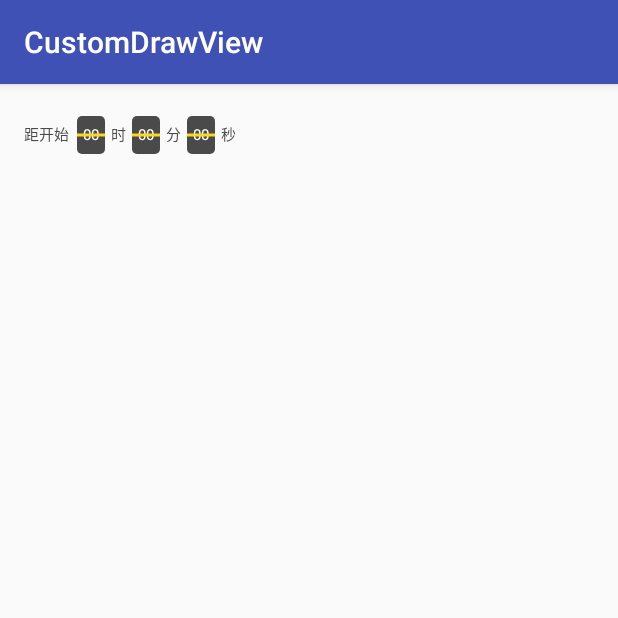
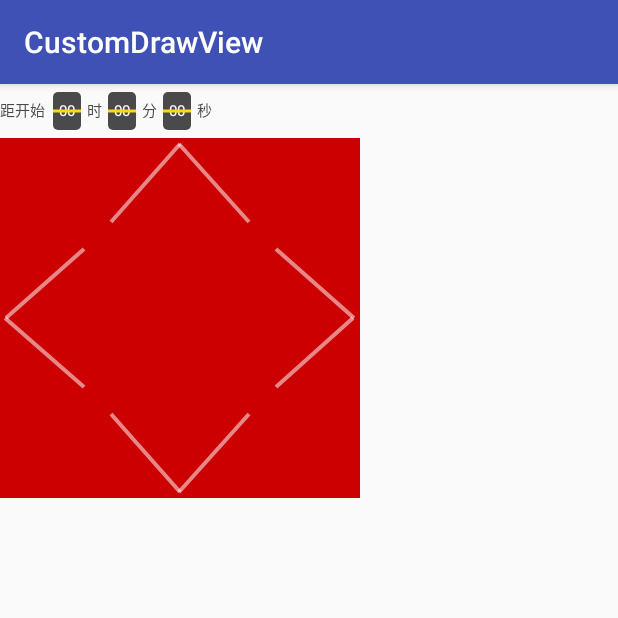
Before and after one commit to phoche/CustomDrawView, an Android app: the screen it shows after launch (MainActivity), on a phone screen of 412 x 824 dp, the top half of it. Run offline under Robolectric (Android 15) with nearby library versions, the phone set to English and light mode, and no system bars; our stand-ins replace ButterKnife.

Commit message:
添加自定义箭头, 支持方向设置

```diff
--- /dev/null
+++ b/app/src/main/java/com/phoche/ScreenSizeUtils.java
@@ -0,0 +1,28 @@
+package com.phoche;
+
+import android.content.Context;
+import android.support.annotation.Nullable;
+
+/**
+ * Create by phoche on 2017/7/5
+ */
+public class ScreenSizeUtils {
+
+    /**
+     * 根据手机的分辨率从 px(像素) 的单位 转成为 dp
+     */
+    public static int px2dip(@Nullable Context context, float pxValue) {
+        final float scale = context.getResources().getDisplayMetrics().density;
+        return (int) (pxValue / scale + 0.5f);
+    }
+
+    /**
+     * 根据手机的分辨率从 dip 的单位 转成为 px(像素)
+     */
+    public static int dip2px(@Nullable Context context, float dpValue) {
+        final float scale = context.getResources().getDisplayMetrics().density;
+        return (int) (dpValue * scale + 0.5f);
+    }
+
+
+}
--- a/app/src/main/java/com/phoche/customdrawview/MainActivity.java
+++ b/app/src/main/java/com/phoche/customdrawview/MainActivity.java
@@ -2,21 +2,67 @@ package com.phoche.customdrawview;
 
 import android.os.Bundle;
 import android.support.v7.app.AppCompatActivity;
+import android.view.View;
 
+import com.phoche.customdrawview.customview.ArrowView;
 import com.phoche.customdrawview.customview.CountDownView;
 
 import butterknife.Bind;
 import butterknife.ButterKnife;
+import butterknife.OnClick;
 
 public class MainActivity extends AppCompatActivity {
 
     @Bind(R.id.countdown)
     CountDownView mCountdown;
 
+    @Bind(R.id.av1)
+    ArrowView mUpArrow;
+
+    @Bind(R.id.av2)
+    ArrowView mDownArrow;
+
+    @Bind(R.id.av3)
+    ArrowView mLeftArrow;
+
+    @Bind(R.id.av4)
+    ArrowView mRightArrow;
     @Override
     protected void onCreate(Bundle savedInstanceState) {
+
         super.onCreate(savedInstanceState);
         setContentView(R.layout.activity_main);
         ButterKnife.bind(this);
     }
+
+    @OnClick({R.id.av1, R.id.av2, R.id.av3, R.id.av4})
+    public void onClick(View view) {
+        switch (view.getId()) {
+            case R.id.av1:
+                mUpArrow.setLineColor(ArrowView.COLOR_HIGH_LIGHT);
+                mDownArrow.setLineColor(ArrowView.COLOR_NORMAL);
+                mLeftArrow.setLineColor(ArrowView.COLOR_NORMAL);
+                mRightArrow.setLineColor(ArrowView.COLOR_NORMAL);
+                break;
+            case R.id.av2:
+                mUpArrow.setLineColor(ArrowView.COLOR_NORMAL);
+                mDownArrow.setLineColor(ArrowView.COLOR_HIGH_LIGHT);
+                mLeftArrow.setLineColor(ArrowView.COLOR_NORMAL);
+                mRightArrow.setLineColor(ArrowView.COLOR_NORMAL);
+                break;
+            case R.id.av3:
+                mUpArrow.setLineColor(ArrowView.COLOR_NORMAL);
+                mDownArrow.setLineColor(ArrowView.COLOR_NORMAL);
+                mLeftArrow.setLineColor(ArrowView.COLOR_HIGH_LIGHT);
+                mRightArrow.setLineColor(ArrowView.COLOR_NORMAL);
+                break;
+            case R.id.av4:
+                mUpArrow.setLineColor(ArrowView.COLOR_NORMAL);
+                mDownArrow.setLineColor(ArrowView.COLOR_NORMAL);
+                mLeftArrow.setLineColor(ArrowView.COLOR_NORMAL);
+                mRightArrow.setLineColor(ArrowView.COLOR_HIGH_LIGHT);
+                break;
+        }
+
+    }
 }
--- /dev/null
+++ b/app/src/main/java/com/phoche/customdrawview/customview/ArrowView.java
@@ -0,0 +1,163 @@
+package com.phoche.customdrawview.customview;
+
+import android.content.Context;
+import android.content.res.TypedArray;
+import android.graphics.Canvas;
+import android.graphics.Paint;
+import android.util.AttributeSet;
+import android.view.View;
+
+import com.phoche.ScreenSizeUtils;
+import com.phoche.customdrawview.R;
+
+/**
+ * Create by qinpc on 2017/6/6
+ */
+public class ArrowView extends View {
+
+
+    public static final int DIRECTION_UPWARD = 0;
+    public static final int DIRECTION_DOWNWARD = 1;
+    public static final int DIRECTION_LEFTWARD = 2;
+    public static final int DIRECTION_RIGHTWARD = 3;
+
+    public static final int COLOR_GOODS_HIGH_LIGHT = 0xFFFAB74C;
+    public static final int COLOR_HIGH_LIGHT = 0xffffffff;
+    public static final int COLOR_NORMAL = 0x88ffffff;
+    private final Context mContext;
+
+    private int mHeight;
+    private int mWidth;
+    private Paint mPaint = new Paint();
+    private int mLineColor = COLOR_NORMAL;
+    private int mDirection = DIRECTION_UPWARD;
+
+    public ArrowView(Context context, AttributeSet attrs, int defStyleAttr) {
+        super(context, attrs, defStyleAttr);
+        mContext = context;
+        TypedArray typedArray = context.obtainStyledAttributes(attrs, R.styleable.ArrowView);
+        int direction = typedArray.getInteger(R.styleable.ArrowView_arrow_direction, 0);
+        switch (direction) {
+            case 0:
+                mDirection = DIRECTION_UPWARD;
+                break;
+            case 1:
+                mDirection = DIRECTION_DOWNWARD;
+                break;
+            case 2:
+                mDirection = DIRECTION_LEFTWARD;
+                break;
+            case 3:
+                mDirection = DIRECTION_RIGHTWARD;
+                break;
+        }
+
+        typedArray.recycle();
+    }
+
+    public ArrowView(Context context, AttributeSet attrs) {
+        this(context, attrs, 0);
+    }
+
+    public ArrowView(Context context) {
+        this(context, null);
+        setBackgroundColor(0x00000000);
+    }
+
+    public ArrowView(Context context, int direction) {
+        this(context);
+    }
+
+    @Override
+    protected void onMeasure(int widthMeasureSpec, int heightMeasureSpec) {
+        super.onMeasure(widthMeasureSpec, heightMeasureSpec);
+        mWidth = measureWidth(widthMeasureSpec);
+        mHeight = measureHeight(heightMeasureSpec);
+        setMeasuredDimension(mWidth, mHeight);
+    }
+
+    private int measureWidth(int widthMeasureSpec) {
+        int result = 0;
+        int defaultWidth = ScreenSizeUtils.dip2px(mContext, 20);
+        int mode = MeasureSpec.getMode(widthMeasureSpec);
+        int size = MeasureSpec.getSize(widthMeasureSpec);
+
+        if (mode == MeasureSpec.EXACTLY) {
+            result = size;
+        } else {
+            result = getPaddingLeft() + getPaddingRight() + defaultWidth;
+        }
+
+        return result;
+    }
+
+    /**
+     * 按照测量模式返回对应的大小
+     */
+    private int measureHeight(int heightMeasureSpec) {
+        int result = 0;
+        int defaultHeight = ScreenSizeUtils.dip2px(mContext, 16);
+        int mode = MeasureSpec.getMode(heightMeasureSpec);
+        int size = MeasureSpec.getSize(heightMeasureSpec);
+        if (mode == MeasureSpec.EXACTLY) {
+            // 精确模式
+            result = size;
+        } else {
+            // 计算需要的大小
+            result = getPaddingTop() + getPaddingBottom() + defaultHeight;
+        }
+        return result;
+    }
+
+    @Override
+    protected void onDraw(Canvas canvas) {
+        super.onDraw(canvas);
+        mPaint.setAntiAlias(true);
+        mPaint.setStrokeWidth(4);
+        mPaint.setColor(mLineColor);
+        float startX = getPaddingLeft();
+        float startY = getPaddingTop();
+        float middleX = (mWidth - startX - getPaddingRight()) / 2 + startX;
+        float middleY = 0;
+        float endX = mWidth - getPaddingRight();
+        float endY = 0;
+        switch (mDirection) {
+            case DIRECTION_UPWARD:
+                startY = mHeight - getPaddingBottom();
+                middleY = getPaddingTop();
+                endY = startY;
+                break;
+
+            case DIRECTION_DOWNWARD:
+                startY = getPaddingTop();
+                middleY = mHeight - getPaddingBottom();
+                endY = startY;
+                break;
+
+            case DIRECTION_LEFTWARD:
+                startX = endX;
+                middleX = getPaddingLeft();
+                middleY = (mHeight - getPaddingLeft() - getPaddingRight()) / 2 + getPaddingLeft();
+                endY = mHeight - getPaddingBottom();
+                break;
+
+            case DIRECTION_RIGHTWARD:
+                middleX = endX;
+                middleY = (mHeight - getPaddingLeft() - getPaddingRight()) / 2 + getPaddingLeft();
+                endX = startX;
+                endY = mHeight - getPaddingBottom();
+                break;
+            default:
+                break;
+        }
+
+        canvas.drawLine(startX, startY, middleX, middleY, mPaint);
+        canvas.drawLine(middleX - 1.0f, middleY, endX, endY, mPaint);
+    }
+
+    public void setLineColor(int color) {
+        mLineColor = color;
+        invalidate();
+    }
+
+}
--- a/app/src/main/res/layout/activity_main.xml
+++ b/app/src/main/res/layout/activity_main.xml
@@ -1,14 +1,11 @@
 <?xml version="1.0" encoding="utf-8"?>
-<RelativeLayout
+<LinearLayout
     xmlns:android="http://schemas.android.com/apk/res/android"
     xmlns:cdv="http://schemas.android.com/apk/res-auto"
     xmlns:tools="http://schemas.android.com/tools"
     android:layout_width="match_parent"
     android:layout_height="match_parent"
-    android:paddingBottom="@dimen/activity_vertical_margin"
-    android:paddingLeft="@dimen/activity_horizontal_margin"
-    android:paddingRight="@dimen/activity_horizontal_margin"
-    android:paddingTop="@dimen/activity_vertical_margin"
+    android:orientation="vertical"
     tools:context="com.phoche.customdrawview.MainActivity">
 
     <com.phoche.customdrawview.customview.CountDownView
@@ -18,4 +15,45 @@
         android:paddingTop="5dp"
         android:paddingBottom="5dp"
         cdv:cdv_textsize="10dp"/>
-</RelativeLayout>
+
+    <RelativeLayout
+        android:background="@android:color/holo_red_dark"
+        android:layout_width="240dp"
+        android:layout_height="240dp">
+        <com.phoche.customdrawview.customview.ArrowView
+            android:id="@+id/av1"
+            android:padding="4dp"
+            android:layout_centerHorizontal="true"
+            cdv:arrow_direction="0"
+            android:layout_width="100dp"
+            android:layout_height="60dp"/>
+
+        <com.phoche.customdrawview.customview.ArrowView
+            android:id="@+id/av2"
+            android:padding="4dp"
+            android:layout_centerHorizontal="true"
+            android:layout_alignParentBottom="true"
+            cdv:arrow_direction="1"
+            android:layout_width="100dp"
+            android:layout_height="60dp"/>
+
+        <com.phoche.customdrawview.customview.ArrowView
+            android:padding="4dp"
+            android:layout_centerVertical="true"
+            cdv:arrow_direction="2"
+            android:layout_width="60dp"
+            android:layout_height="100dp"
+            android:id="@+id/av3"/>
+
+        <com.phoche.customdrawview.customview.ArrowView
+            android:padding="4dp"
+            cdv:arrow_direction="3"
+            android:layout_width="60dp"
+            android:layout_height="100dp"
+            android:layout_alignTop="@+id/av3"
+            android:layout_alignParentRight="true"
+            android:layout_alignParentEnd="true"
+            android:id="@+id/av4"/>
+    </RelativeLayout>
+
+</LinearLayout>
--- a/app/src/main/res/values/attrs.xml
+++ b/app/src/main/res/values/attrs.xml
@@ -6,4 +6,15 @@
         <attr name="cdv_rectbgcolor" format="color"/>
         <attr name="cdv_countdowncolor" format="color"/>
     </declare-styleable>
+
+    <declare-styleable name="ArrowView">
+        <attr name="arrow_direction" format="integer"/>
+        <attr name="arrow_style">
+            <enum name="up" value="0"/>
+            <enum name="down" value="1"/>
+            <enum name="left" value="2"/>
+            <enum name="right" value="3"/>
+
+        </attr>
+    </declare-styleable>
 </resources>
--- a/build.gradle
+++ b/build.gradle
@@ -5,7 +5,7 @@ buildscript {
         jcenter()
     }
     dependencies {
-        classpath 'com.android.tools.build:gradle:2.1.3'
+        classpath 'com.android.tools.build:gradle:2.3.0'
 
         // NOTE: Do not place your application dependencies here; they belong
         // in the individual module build.gradle files
```
